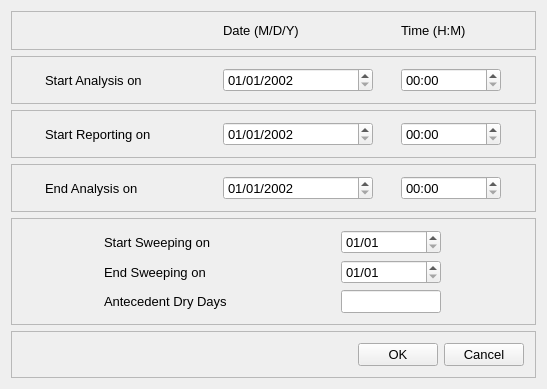
Old version of the form src/ui/SWMM/frmDatesDesigner.ui in the repository USEPA/SWMM-EPANET_User_Interface.
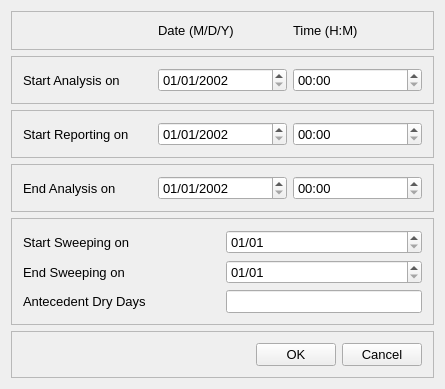
New version of the form.

Commit message: frmDatesDesigner.py and frmDatesDesigner.ui -- more refined resizing using MinimumExpanding widgets

Patch:
```diff
--- a/src/ui/SWMM/frmDatesDesigner.ui
+++ b/src/ui/SWMM/frmDatesDesigner.ui
@@ -6,7 +6,7 @@
    <rect>
     <x>0</x>
     <y>0</y>
-    <width>547</width>
+    <width>445</width>
     <height>368</height>
    </rect>
   </property>
@@ -31,6 +31,12 @@
       <layout class="QHBoxLayout" name="horizontalLayout_5">
        <item>
         <widget class="QLabel" name="label">
+         <property name="sizePolicy">
+          <sizepolicy hsizetype="MinimumExpanding" vsizetype="Preferred">
+           <horstretch>0</horstretch>
+           <verstretch>0</verstretch>
+          </sizepolicy>
+         </property>
          <property name="minimumSize">
           <size>
            <width>100</width>
@@ -39,7 +45,7 @@
          </property>
          <property name="maximumSize">
           <size>
-           <width>150</width>
+           <width>2000</width>
            <height>16777215</height>
           </size>
          </property>
@@ -50,6 +56,12 @@
        </item>
        <item>
         <widget class="QLabel" name="lblDays">
+         <property name="sizePolicy">
+          <sizepolicy hsizetype="MinimumExpanding" vsizetype="Preferred">
+           <horstretch>0</horstretch>
+           <verstretch>0</verstretch>
+          </sizepolicy>
+         </property>
          <property name="minimumSize">
           <size>
            <width>50</width>
@@ -58,7 +70,7 @@
          </property>
          <property name="maximumSize">
           <size>
-           <width>150</width>
+           <width>2000</width>
            <height>16777215</height>
           </size>
          </property>
@@ -69,6 +81,12 @@
        </item>
        <item>
         <widget class="QLabel" name="lblTimes">
+         <property name="sizePolicy">
+          <sizepolicy hsizetype="MinimumExpanding" vsizetype="Preferred">
+           <horstretch>0</horstretch>
+           <verstretch>0</verstretch>
+          </sizepolicy>
+         </property>
          <property name="minimumSize">
           <size>
            <width>50</width>
@@ -77,7 +95,7 @@
          </property>
          <property name="maximumSize">
           <size>
-           <width>100</width>
+           <width>2000</width>
            <height>16777215</height>
           </size>
          </property>
@@ -100,6 +118,12 @@
       <layout class="QHBoxLayout" name="horizontalLayout_2">
        <item>
         <widget class="QLabel" name="lblStart">
+         <property name="sizePolicy">
+          <sizepolicy hsizetype="MinimumExpanding" vsizetype="Preferred">
+           <horstretch>0</horstretch>
+           <verstretch>0</verstretch>
+          </sizepolicy>
+         </property>
          <property name="minimumSize">
           <size>
            <width>100</width>
@@ -108,7 +132,7 @@
          </property>
          <property name="maximumSize">
           <size>
-           <width>150</width>
+           <width>2000</width>
            <height>16777215</height>
           </size>
          </property>
@@ -119,9 +143,15 @@
        </item>
        <item>
         <widget class="QDateEdit" name="dedStart">
+         <property name="sizePolicy">
+          <sizepolicy hsizetype="MinimumExpanding" vsizetype="Fixed">
+           <horstretch>0</horstretch>
+           <verstretch>0</verstretch>
+          </sizepolicy>
+         </property>
          <property name="maximumSize">
           <size>
-           <width>150</width>
+           <width>2000</width>
            <height>16777215</height>
           </size>
          </property>
@@ -139,6 +169,12 @@
        </item>
        <item>
         <widget class="QTimeEdit" name="tmeStart">
+         <property name="sizePolicy">
+          <sizepolicy hsizetype="MinimumExpanding" vsizetype="Fixed">
+           <horstretch>0</horstretch>
+           <verstretch>0</verstretch>
+          </sizepolicy>
+         </property>
          <property name="minimumSize">
           <size>
            <width>50</width>
@@ -147,7 +183,7 @@
          </property>
          <property name="maximumSize">
           <size>
-           <width>100</width>
+           <width>2000</width>
            <height>16777215</height>
           </size>
          </property>
@@ -179,6 +215,12 @@
       <layout class="QHBoxLayout" name="horizontalLayout_3">
        <item>
         <widget class="QLabel" name="lblStartReporting">
+         <property name="sizePolicy">
+          <sizepolicy hsizetype="MinimumExpanding" vsizetype="Preferred">
+           <horstretch>0</horstretch>
+           <verstretch>0</verstretch>
+          </sizepolicy>
+         </property>
          <property name="minimumSize">
           <size>
            <width>100</width>
@@ -187,7 +229,7 @@
          </property>
          <property name="maximumSize">
           <size>
-           <width>150</width>
+           <width>2000</width>
            <height>16777215</height>
           </size>
          </property>
@@ -198,9 +240,15 @@
        </item>
        <item>
         <widget class="QDateEdit" name="dedStartReport">
+         <property name="sizePolicy">
+          <sizepolicy hsizetype="MinimumExpanding" vsizetype="Fixed">
+           <horstretch>0</horstretch>
+           <verstretch>0</verstretch>
+          </sizepolicy>
+         </property>
          <property name="maximumSize">
           <size>
-           <width>150</width>
+           <width>20000</width>
            <height>16777215</height>
           </size>
          </property>
@@ -218,6 +266,12 @@
        </item>
        <item>
         <widget class="QTimeEdit" name="tmeReport">
+         <property name="sizePolicy">
+          <sizepolicy hsizetype="MinimumExpanding" vsizetype="Fixed">
+           <horstretch>0</horstretch>
+           <verstretch>0</verstretch>
+          </sizepolicy>
+         </property>
          <property name="minimumSize">
           <size>
            <width>50</width>
@@ -226,7 +280,7 @@
          </property>
          <property name="maximumSize">
           <size>
-           <width>100</width>
+           <width>2000</width>
            <height>16777215</height>
           </size>
          </property>
@@ -252,6 +306,12 @@
       <layout class="QHBoxLayout" name="horizontalLayout_4">
        <item>
         <widget class="QLabel" name="lblEnd">
+         <property name="sizePolicy">
+          <sizepolicy hsizetype="MinimumExpanding" vsizetype="Preferred">
+           <horstretch>0</horstretch>
+           <verstretch>0</verstretch>
+          </sizepolicy>
+         </property>
          <property name="minimumSize">
           <size>
            <width>100</width>
@@ -260,7 +320,7 @@
          </property>
          <property name="maximumSize">
           <size>
-           <width>150</width>
+           <width>2000</width>
            <height>16777215</height>
           </size>
          </property>
@@ -271,9 +331,15 @@
        </item>
        <item>
         <widget class="QDateEdit" name="dedEnd">
+         <property name="sizePolicy">
+          <sizepolicy hsizetype="MinimumExpanding" vsizetype="Fixed">
+           <horstretch>0</horstretch>
+           <verstretch>0</verstretch>
+          </sizepolicy>
+         </property>
          <property name="maximumSize">
           <size>
-           <width>150</width>
+           <width>2000</width>
            <height>16777215</height>
           </size>
          </property>
@@ -291,9 +357,15 @@
        </item>
        <item>
         <widget class="QTimeEdit" name="tmeEnd">
+         <property name="sizePolicy">
+          <sizepolicy hsizetype="MinimumExpanding" vsizetype="Fixed">
+           <horstretch>0</horstretch>
+           <verstretch>0</verstretch>
+          </sizepolicy>
+         </property>
          <property name="maximumSize">
           <size>
-           <width>100</width>
+           <width>2000</width>
            <height>16777215</height>
           </size>
          </property>
@@ -319,6 +391,12 @@
       <layout class="QGridLayout" name="gridLayout">
        <item row="0" column="0">
         <widget class="QLabel" name="lblStartSweeping">
+         <property name="sizePolicy">
+          <sizepolicy hsizetype="MinimumExpanding" vsizetype="Preferred">
+           <horstretch>0</horstretch>
+           <verstretch>0</verstretch>
+          </sizepolicy>
+         </property>
          <property name="minimumSize">
           <size>
            <width>150</width>
@@ -340,7 +418,7 @@
         <widget class="QDateEdit" name="dedSweepStart">
          <property name="maximumSize">
           <size>
-           <width>100</width>
+           <width>2000</width>
            <height>16777215</height>
           </size>
          </property>
@@ -351,6 +429,12 @@
        </item>
        <item row="1" column="0">
         <widget class="QLabel" name="lblEndSweeping">
+         <property name="sizePolicy">
+          <sizepolicy hsizetype="MinimumExpanding" vsizetype="Preferred">
+           <horstretch>0</horstretch>
+           <verstretch>0</verstretch>
+          </sizepolicy>
+         </property>
          <property name="minimumSize">
           <size>
            <width>150</width>
@@ -372,7 +456,7 @@
         <widget class="QDateEdit" name="dedSweepEnd">
          <property name="maximumSize">
           <size>
-           <width>100</width>
+           <width>2000</width>
            <height>16777215</height>
           </size>
          </property>
@@ -383,6 +467,12 @@
        </item>
        <item row="2" column="0">
         <widget class="QLabel" name="lblAntecedent">
+         <property name="sizePolicy">
+          <sizepolicy hsizetype="MinimumExpanding" vsizetype="Preferred">
+           <horstretch>0</horstretch>
+           <verstretch>0</verstretch>
+          </sizepolicy>
+         </property>
          <property name="minimumSize">
           <size>
            <width>150</width>
@@ -404,7 +494,7 @@
         <widget class="QLineEdit" name="txtAntecedent">
          <property name="maximumSize">
           <size>
-           <width>100</width>
+           <width>2000</width>
            <height>16777215</height>
           </size>
          </property>
```
The commit also changes 1 other file.
